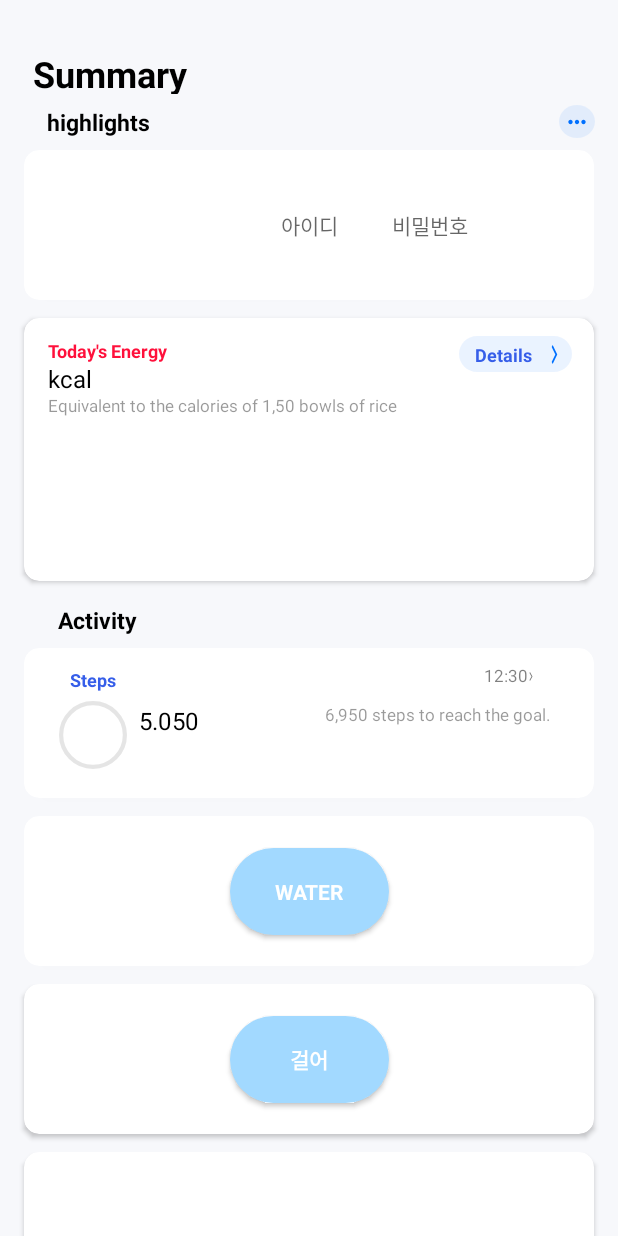
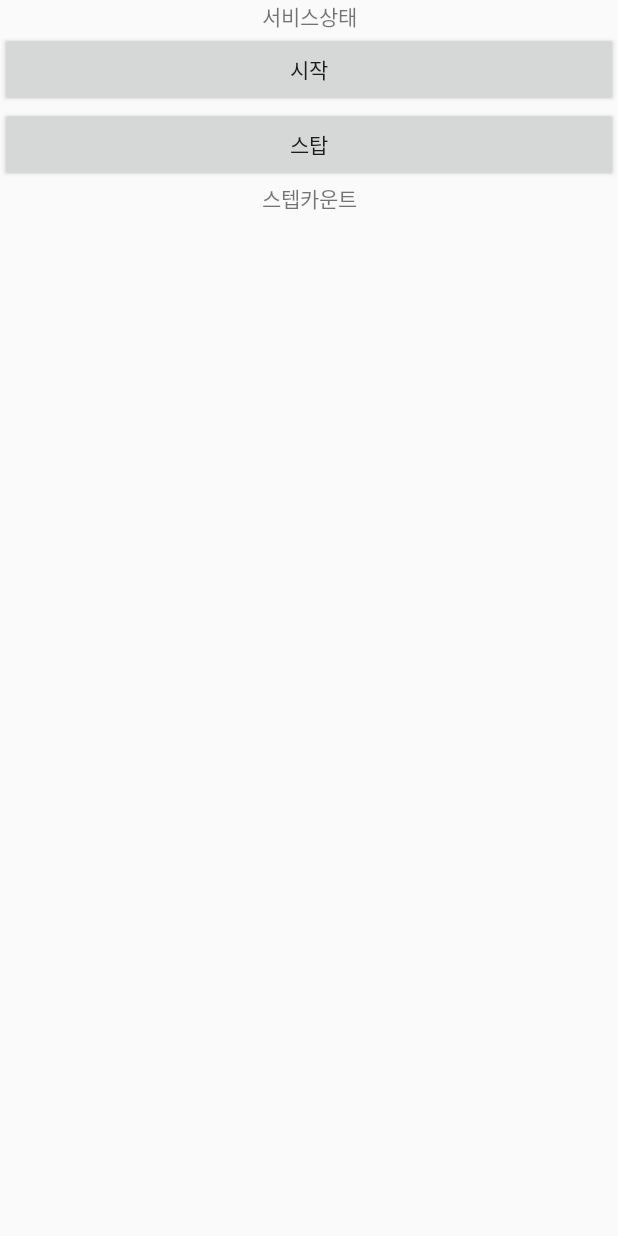
Before and after one commit to Agatho22/health, an Android app: the screen it shows after launch (MainActivity before the commit, StepActivity after it), after a tap on "걸어", on a phone screen of 412 x 824 dp. Run offline under Robolectric (Android 15) with nearby library versions, the phone set to English and light mode, and no system bars.

Commit message:
StepActivity 화면전환 안 되는 거 수정

```diff
--- a/app/src/main/AndroidManifest.xml
+++ b/app/src/main/AndroidManifest.xml
@@ -26,6 +26,7 @@
         </activity>
         <activity android:name=".RegisterActivity" />
         <activity android:name=".LoginActivity" />
+        <activity android:name=".StepActivity" />
     </application>
 
 </manifest>
--- a/app/src/main/java/com/aman/health/MainActivity.java
+++ b/app/src/main/java/com/aman/health/MainActivity.java
@@ -15,7 +15,7 @@ import androidx.appcompat.app.AppCompatActivity;
 
 public class MainActivity extends AppCompatActivity {
 
-    private TextView tv_id, tv_pass;
+    //private TextView tv_id, tv_pass;
     private Button btn_water, btn_step;
     @Override
     protected void onCreate(Bundle savedInstanceState) {
@@ -23,8 +23,8 @@ public class MainActivity extends AppCompatActivity {
         setContentView(R.layout.activity_main);
 
 
-        tv_id = findViewById(R.id.tv_id);
-        tv_pass = findViewById(R.id.tv_pass);
+        //tv_id = findViewById(R.id.tv_id);
+        //tv_pass = findViewById(R.id.tv_pass);
         btn_water = findViewById(R.id.btn_water);
         btn_step = findViewById(R.id.btn_step);
 
@@ -51,8 +51,8 @@ public class MainActivity extends AppCompatActivity {
         String userPass = intent.getStringExtra("userPass");
 
 
-        tv_id.setText(userID);
-        tv_pass.setText(userPass);
+        //tv_id.setText(userID);
+        //tv_pass.setText(userPass);
 
     }
 }
--- a/app/src/main/res/layout/activity_main.xml
+++ b/app/src/main/res/layout/activity_main.xml
@@ -85,25 +85,7 @@
                 app:layout_constraintStart_toStartOf="parent"
                 app:layout_constraintTop_toTopOf="parent" >
 
-                <TextView
-                    android:id="@+id/tv_pass"
-                    android:layout_width="wrap_content"
-                    android:layout_height="wrap_content"
-                    android:layout_marginStart="36dp"
-                    android:hint="비밀번호"
-                    app:layout_constraintBottom_toBottomOf="@+id/tv_id"
-                    app:layout_constraintStart_toEndOf="@+id/tv_id"
-                    app:layout_constraintTop_toTopOf="@+id/tv_id" />
 
-                <TextView
-                    android:id="@+id/tv_id"
-                    android:layout_width="wrap_content"
-                    android:layout_height="wrap_content"
-                    android:hint="아이디"
-                    app:layout_constraintBottom_toBottomOf="parent"
-                    app:layout_constraintEnd_toEndOf="parent"
-                    app:layout_constraintStart_toStartOf="parent"
-                    app:layout_constraintTop_toTopOf="parent" />
             </androidx.constraintlayout.widget.ConstraintLayout>
 
 
```
Also changed, not shown: app/src/main/java/com/aman/health/StepActivity.java (+15 -28 lines).
